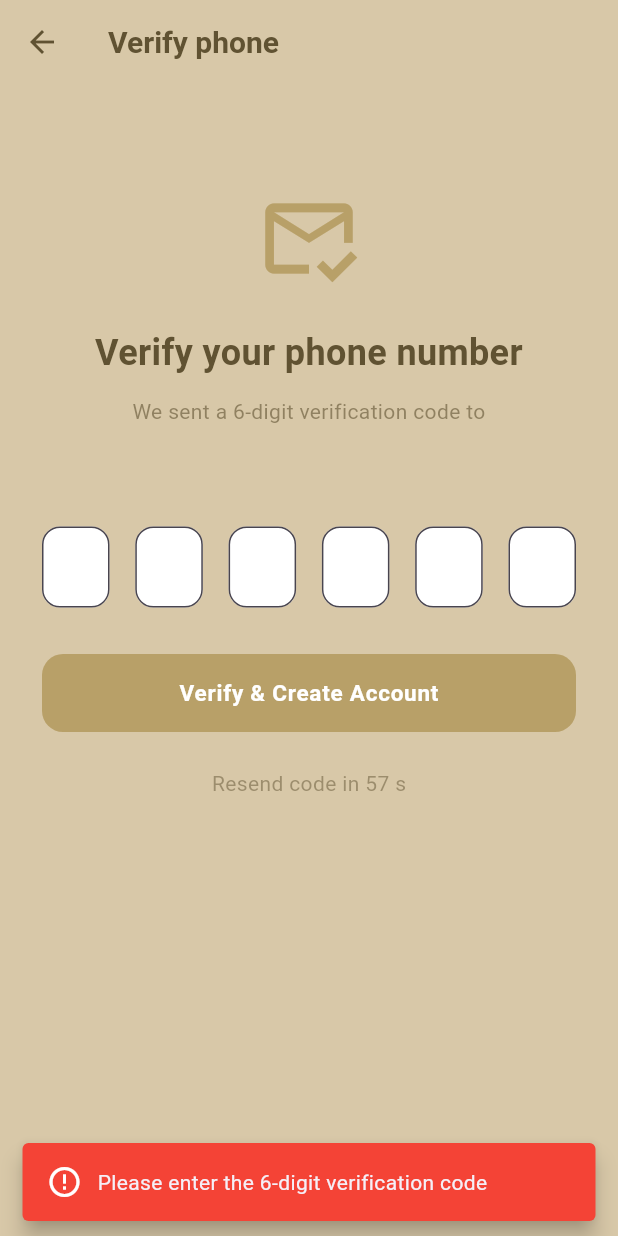
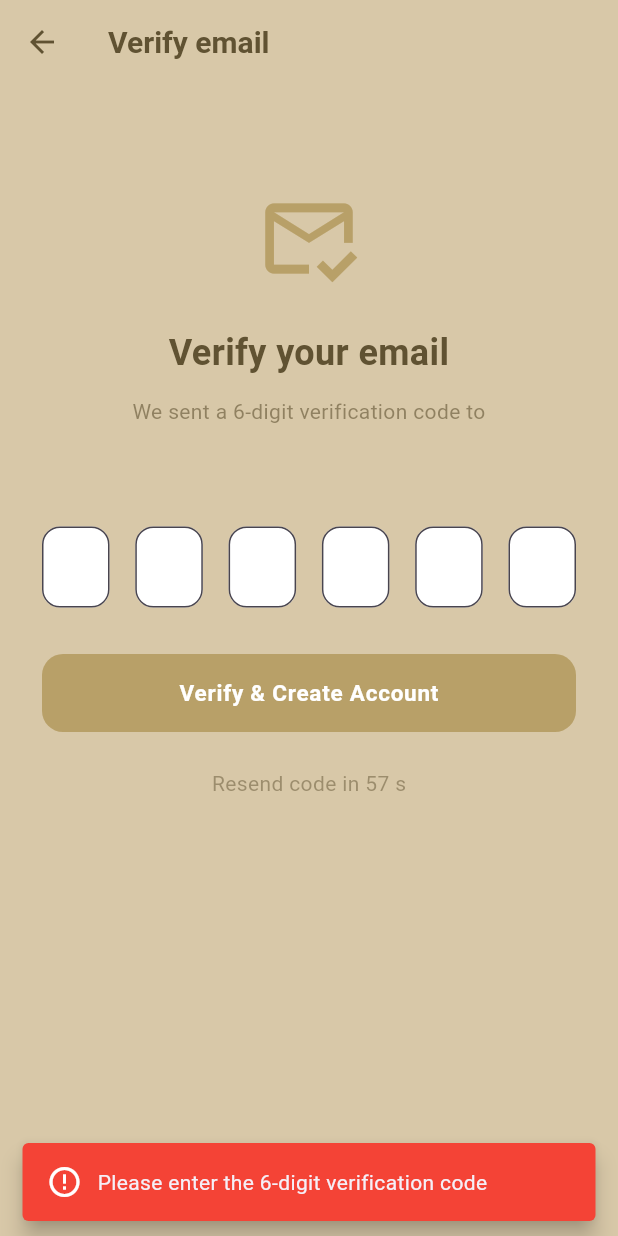
Before and after one commit to Sara-Makhlouf/Library-Management-System-, a Flutter app: the OtpPage screen opened directly with empty values, after a tap on "Verify & Create Account", on a phone screen of 412 x 824 dp. Run offline on Flutter 3.47's test engine with Material 3 defaults, Android fonts, the phone set to English and light mode, and no system bars; our stand-ins replace curved_navigation_bar, dio, equatable, firebase_core, firebase_messaging, flutter_animate and 5 more; missing offline and left inert: syncfusion_flutter_pdfviewer; accounts and stored records are empty; network calls fail.

Commit message:
email otp

```diff
--- a/library_mobile_app/lib/feature/register/data/register_repository.dart
+++ b/library_mobile_app/lib/feature/register/data/register_repository.dart
@@ -4,18 +4,14 @@ import 'package:http/http.dart' as http;
 import 'package:library_mobile_app/core/constants.dart';
 
 class RegisterRepository {
-
-
-  Future<Map<String, dynamic>> sendOtp({required String phone}) async {
-    final normalizedPhone = _normalizePhone(phone);
-
+  Future<Map<String, dynamic>> sendOtp({required String email}) async {
     final response = await http.post(
       Uri.parse('$baseUrl/send-otp'),
       headers: {
         'Accept': 'application/json',
         'Content-Type': 'application/json',
       },
-      body: jsonEncode({'phone': normalizedPhone}),
+      body: jsonEncode({'email': email}),
     );
 
     final body = _decodeResponse(response);
@@ -29,13 +25,11 @@ class RegisterRepository {
     );
   }
 
-
   Future<Map<String, dynamic>> register({
     required Map<String, dynamic> registerData,
   }) async {
     final data = Map<String, dynamic>.from(registerData);
-
-    data['phone'] = _normalizePhone(data['phone']?.toString() ?? '');
+    // keep register data as provided (email-based OTP flow)
 
     final response = await http.post(
       Uri.parse('$baseUrl/register'),
@@ -77,8 +71,6 @@ class RegisterRepository {
     throw Exception(body['message']?.toString() ?? 'Registration failed');
   }
 
-
-
   String _normalizePhone(String phone) {
     phone = phone.trim();
 
@@ -103,8 +95,6 @@ class RegisterRepository {
     return phone;
   }
 
-
-
   Map<String, dynamic> _decodeResponse(http.Response response) {
     try {
       final decoded = jsonDecode(response.body);
--- a/library_mobile_app/lib/feature/register/presentation/otp_page.dart
+++ b/library_mobile_app/lib/feature/register/presentation/otp_page.dart
@@ -14,7 +14,7 @@ import '../bloc/register_state.dart';
 import '../data/register_repository.dart';
 
 class OtpPage extends StatefulWidget {
-  final String phone;
+  final String email;
 
   final Map<String, dynamic> registerData;
 
@@ -22,7 +22,7 @@ class OtpPage extends StatefulWidget {
 
   const OtpPage({
     super.key,
-    required this.phone,
+    required this.email,
     required this.registerData,
     required this.registerBloc,
   });
@@ -84,7 +84,7 @@ class _OtpPageState extends State<OtpPage> {
     });
 
     try {
-      final result = await _repository.sendOtp(phone: widget.phone);
+      final result = await _repository.sendOtp(email: widget.email);
 
       debugPrint('🟢 OTP RESPONSE: $result');
 
@@ -143,7 +143,6 @@ class _OtpPageState extends State<OtpPage> {
     });
   }
 
-
   void _onChanged(int index, String value) {
     if (value.length == 1 && index < 5) {
       _focusNodes[index + 1].requestFocus();
@@ -162,7 +161,6 @@ class _OtpPageState extends State<OtpPage> {
     return _controllers.map((controller) => controller.text).join();
   }
 
-
   void _verifyOtp() {
     if (_verifying) return;
 
@@ -178,7 +176,7 @@ class _OtpPageState extends State<OtpPage> {
 
     final data = Map<String, dynamic>.from(widget.registerData);
 
-    data['phone'] = _normalizePhone(widget.phone);
+    data['email'] = widget.email;
 
     data['otp_code'] = otp;
 
@@ -190,25 +188,7 @@ class _OtpPageState extends State<OtpPage> {
     widget.registerBloc.add(RegisterSubmitted(registerData: data));
   }
 
-
-  String _normalizePhone(String phone) {
-    phone = phone.trim().replaceAll(' ', '').replaceAll('-', '');
-
-    if (phone.startsWith('+963')) {
-      return '0${phone.substring(4)}';
-    }
-
-    if (phone.startsWith('00963')) {
-      return '0${phone.substring(5)}';
-    }
-
-    if (phone.startsWith('963')) {
-      return '0${phone.substring(3)}';
-    }
-
-    return phone;
-  }
-
+  // phone normalization removed for email-based OTP flow
 
   void _showMessage(String message, {required bool success}) {
     if (!mounted) return;
@@ -232,7 +212,6 @@ class _OtpPageState extends State<OtpPage> {
       ),
     );
   }
-
 
   @override
   Widget build(BuildContext context) {
@@ -286,7 +265,7 @@ class _OtpPageState extends State<OtpPage> {
           appBar: AppBar(
             backgroundColor: Colors.transparent,
             elevation: 0,
-            title: const Text('Verify phone'),
+            title: const Text('Verify email'),
           ),
           body: SafeArea(
             child: SingleChildScrollView(
@@ -304,7 +283,7 @@ class _OtpPageState extends State<OtpPage> {
                   const SizedBox(height: 24),
 
                   Text(
-                    'Verify your phone number',
+                    'Verify your email',
                     textAlign: TextAlign.center,
                     style: TextStyle(
                       fontSize: 24,
@@ -328,7 +307,7 @@ class _OtpPageState extends State<OtpPage> {
                   const SizedBox(height: 6),
 
                   Text(
-                    widget.phone,
+                    widget.email,
                     style: TextStyle(
                       fontWeight: FontWeight.bold,
                       color: AppColors.primary,
--- a/library_mobile_app/lib/feature/register/presentation/register.dart
+++ b/library_mobile_app/lib/feature/register/presentation/register.dart
@@ -77,7 +77,6 @@ class _RegisterState extends State<Register> {
     super.dispose();
   }
 
-
   Future<void> _pickDob() async {
     final now = DateTime.now();
 
@@ -116,53 +115,11 @@ class _RegisterState extends State<Register> {
     }
   }
 
-
-  String _normalizePhone(String phone) {
-    phone = phone
-        .trim()
-        .replaceAll(' ', '')
-        .replaceAll('-', '')
-        .replaceAll('(', '')
-        .replaceAll(')', '');
-
-    // +963934426849
-    if (phone.startsWith('+963')) {
-      phone = '0${phone.substring(4)}';
-    }
-    // 00963934426849
-    else if (phone.startsWith('00963')) {
-      phone = '0${phone.substring(5)}';
-    }
-    // 963934426849
-    else if (phone.startsWith('963')) {
-      phone = '0${phone.substring(3)}';
-    }
-
-    return phone;
-  }
-
-
-  bool _isValidSyrianPhone(String phone) {
-    final normalized = _normalizePhone(phone);
-
-    if (normalized.length != 10) {
-      return false;
-    }
-
-    if (!normalized.startsWith('09')) {
-      return false;
-    }
-
-
-
-    return RegExp(r'^09[0-9]{8}$').hasMatch(normalized);
-  }
-
-
   void _goNext() {
     final name = _fullNameController.text.trim();
     final dob = _dobController.text.trim();
-    final rawPhone = _phoneController.text.trim();
+    final phone = _phoneController.text.trim();
+    final email = _emailController.text.trim();
 
     if (name.isEmpty) {
       _showError('Please enter your full name');
@@ -174,28 +131,30 @@ class _RegisterState extends State<Register> {
       return;
     }
 
-    if (rawPhone.isEmpty) {
+    if (phone.isEmpty) {
       _showError('Please enter your phone number');
       return;
     }
 
-    final phone = _normalizePhone(rawPhone);
-
-    if (!_isValidSyrianPhone(phone)) {
-      _showError(
-        'Please enter a valid Syrian phone number\n'
-        'Example: 0934426849',
-      );
+    if (phone.length < 8) {
+      _showError('Please enter a valid phone number');
       return;
     }
 
-    _phoneController.text = phone;
+    if (email.isEmpty) {
+      _showError('Please enter your email');
+      return;
+    }
+
+    if (!_isValidEmail(email)) {
+      _showError('Please enter a valid email');
+      return;
+    }
 
     setState(() {
       _currentStep = 1;
     });
   }
-
 
   void _goBack() {
     if (_sendingOtp) return;
@@ -204,7 +163,6 @@ class _RegisterState extends State<Register> {
       _currentStep = 0;
     });
   }
-
 
   String? _validatePasswords() {
     final pass = _passController.text;
@@ -229,13 +187,11 @@ class _RegisterState extends State<Register> {
     return null;
   }
 
-
   bool _isValidEmail(String email) {
     final emailRegex = RegExp(r'^[^@\s]+@[^@\s]+\.[^@\s]+$');
 
     return emailRegex.hasMatch(email);
   }
-
 
   void _showError(String message) {
     if (!mounted) return;
@@ -261,7 +217,6 @@ class _RegisterState extends State<Register> {
     );
   }
 
-
   void _showSuccess(String message) {
     if (!mounted) return;
 
@@ -284,14 +239,21 @@ class _RegisterState extends State<Register> {
     );
   }
 
-
   Future<void> _onCreateAccount() async {
     if (_sendingOtp) return;
 
     final email = _emailController.text.trim();
+    final phone = _phoneController.text.trim();
 
-    final phone = _normalizePhone(_phoneController.text);
+    if (phone.isEmpty) {
+      _showError('Please enter your phone number');
+      return;
+    }
 
+    if (phone.length < 8) {
+      _showError('Please enter a valid phone number');
+      return;
+    }
 
     if (email.isEmpty) {
       _showError('Please enter your email');
@@ -303,7 +265,6 @@ class _RegisterState extends State<Register> {
       return;
     }
 
-
     final passwordError = _validatePasswords();
 
     if (passwordError != null) {
@@ -311,26 +272,13 @@ class _RegisterState extends State<Register> {
       return;
     }
 
-
-    if (!_isValidSyrianPhone(phone)) {
-      _showError(
-        'Please enter a valid Syrian phone number\n'
-        'Example: 0934426849',
-      );
-      return;
-    }
-
-
-    _phoneController.text = phone;
-
-
     final registerData = <String, dynamic>{
       'name': _fullNameController.text.trim(),
       'email': email,
+      'phone': phone,
       'password': _passController.text,
       'password_confirmation': _rePassController.text,
       'gender': _gender,
-      'phone': phone,
       'DOB': _dobController.text.trim(),
       'lang': 'ar',
       'fcm_token': '',
@@ -339,7 +287,11 @@ class _RegisterState extends State<Register> {
     debugPrint('================================');
     debugPrint('REGISTER DATA');
     debugPrint(registerData.toString());
-    debugPrint('PHONE: $phone');
+    debugPrint('name: ${_fullNameController.text.trim()}');
+    debugPrint('email: $email');
+    debugPrint('phone: $phone');
+    debugPrint('gender: $_gender');
+    debugPrint('DOB: ${_dobController.text.trim()}');
     debugPrint('================================');
 
     setState(() {
@@ -347,21 +299,19 @@ class _RegisterState extends State<Register> {
     });
 
     try {
-
-      final result = await _registerRepository.sendOtp(phone: phone);
+      final result = await _registerRepository.sendOtp(email: email);
 
       debugPrint('🟢 OTP RESPONSE: $result');
 
       if (!mounted) return;
 
-      _showSuccess('Verification code sent to your WhatsApp');
-
+      _showSuccess('Verification code sent to your email');
 
       await Navigator.of(context).push(
         MaterialPageRoute(
           builder: (_) {
             return OtpPage(
-              phone: phone,
+              email: email,
               registerData: registerData,
               registerBloc: _registerBloc,
             );
@@ -389,7 +339,6 @@ class _RegisterState extends State<Register> {
     }
   }
 
-
   @override
   Widget build(BuildContext context) {
     final isDark = Theme.of(context).brightness == Brightness.dark;
@@ -407,20 +356,16 @@ class _RegisterState extends State<Register> {
               ? AppColors.backgroundDark
               : AppColors.accentLight,
           elevation: 0,
-          leading: IconButton(
+          leading:
+              IconButton(
                     icon: Icon(
                       Icons.arrow_back_ios_rounded,
                       color: AppColors.primary,
                       size: 20,
                     ),
                     onPressed: () {
-              Navigator.of(
-                                                context,
-                                              ).pushReplacement(
-                                                MaterialPageRoute(
-                                                  builder: (_) =>
-                                                      const SigninScreen(),
-                                                ),
+                      Navigator.of(context).pushReplacement(
+                        MaterialPageRoute(builder: (_) => const SigninScreen()),
                       );
                     },
                   )
@@ -631,7 +576,6 @@ class _RegisterState extends State<Register> {
     );
   }
 
-
   Widget _buildStepOne(bool isDark) {
     return Column(
       key: const ValueKey('step1'),
@@ -660,6 +604,16 @@ class _RegisterState extends State<Register> {
 
         const SizedBox(height: 12),
 
+        CustomInputField(
+          controller: _phoneController,
+          hint: 'Phone number',
+          icon: Icons.phone_outlined,
+          isDark: isDark,
+          keyboardType: TextInputType.phone,
+        ).animate(delay: 275.ms).fadeIn().slideY(begin: 0.15, end: 0),
+
+        const SizedBox(height: 12),
+
         GenderSelector(
           selected: _gender,
           isDark: isDark,
@@ -673,11 +627,11 @@ class _RegisterState extends State<Register> {
         const SizedBox(height: 12),
 
         CustomInputField(
-          controller: _phoneController,
-          hint: 'Phone number (09xxxxxxxx)',
-          icon: Icons.phone_android_rounded,
+          controller: _emailController,
+          hint: 'Email',
+          icon: Icons.email_outlined,
           isDark: isDark,
-          keyboardType: TextInputType.phone,
+          keyboardType: TextInputType.emailAddress,
         ).animate(delay: 350.ms).fadeIn().slideY(begin: 0.15, end: 0),
 
         const SizedBox(height: 24),
@@ -691,22 +645,11 @@ class _RegisterState extends State<Register> {
     );
   }
 
-
   Widget _buildStepTwo(bool isDark) {
     return Column(
       key: const ValueKey('step2'),
       crossAxisAlignment: CrossAxisAlignment.start,
       children: [
-        CustomInputField(
-          controller: _emailController,
-          hint: 'Email',
-          icon: Icons.email_outlined,
-          isDark: isDark,
-          keyboardType: TextInputType.emailAddress,
-        ).animate(delay: 200.ms).fadeIn().slideY(begin: 0.15, end: 0),
-
-        const SizedBox(height: 12),
-
         CustomInputField(
           controller: _passController,
           hint: 'Password',
```
Also changed, not shown: library_mobile_app/lib/feature/register/bloc/register_bloc.dart (+0 -13 lines), library_mobile_app/pubspec.lock. Lines whose indentation alone changed are shown as unchanged.
